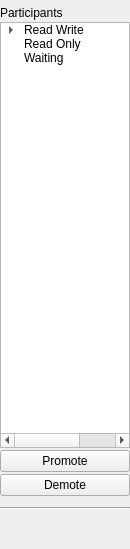
The window that participantspane.ui (obiwankennedy/cahootseditor) describes before a commit, drawn with Qt 5.
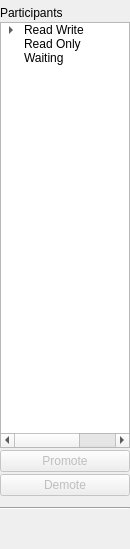
The same window after the commit.

Patch:
```diff
--- a/participantspane.ui
+++ b/participantspane.ui
@@ -135,6 +135,9 @@
    </item>
    <item>
     <widget class="QPushButton" name="promotePushButton">
+     <property name="enabled">
+      <bool>false</bool>
+     </property>
      <property name="text">
       <string>Promote</string>
      </property>
@@ -142,6 +145,9 @@
    </item>
    <item>
     <widget class="QPushButton" name="demotePushButton">
+     <property name="enabled">
+      <bool>false</bool>
+     </property>
      <property name="text">
       <string>Demote</string>
      </property>
```
Left out of the diff: 3 changed lines with no effect on the pictures.
